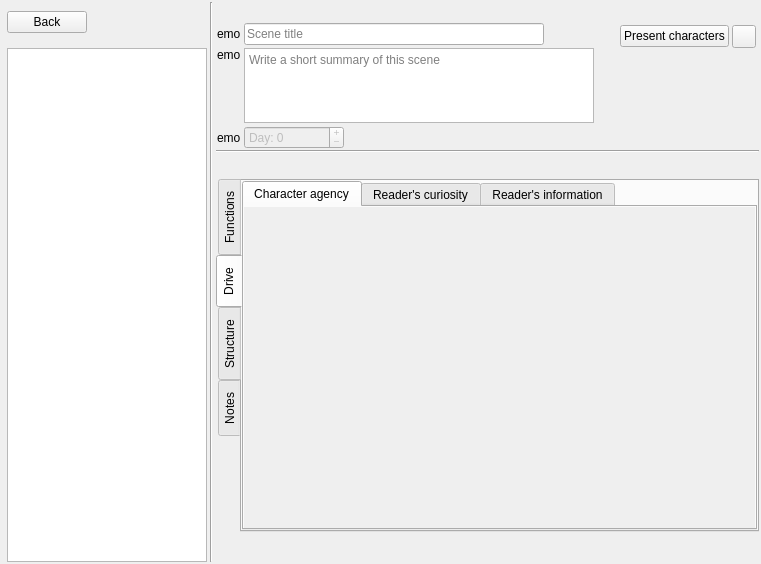
Above: ui/scene_editor.ui from zkovari/plotlyst before the change. Below: the same form after it.
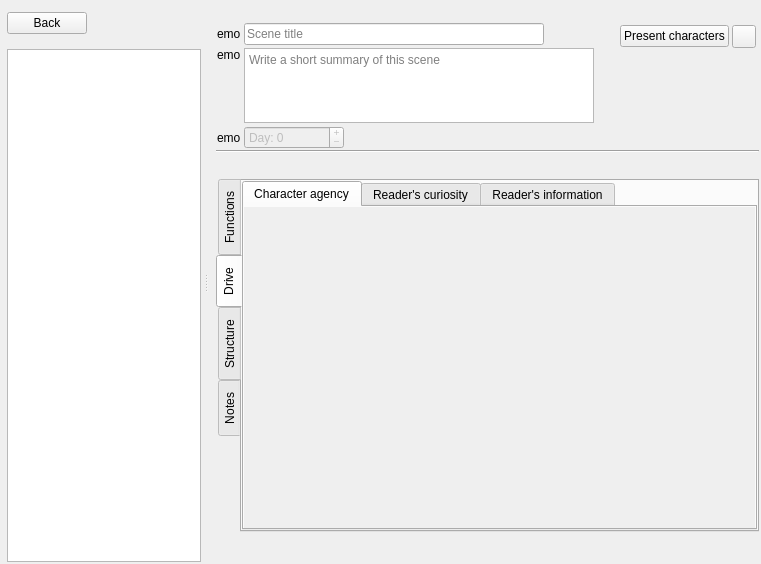
That is the form after the change. Custom widgets are drawn as their Qt base class.

Commit message: Add splitter to scene editor, closes #1068

The edit to the form file:
```diff
--- a/ui/scene_editor.ui
+++ b/ui/scene_editor.ui
@@ -13,9 +13,9 @@
   <property name="windowTitle">
    <string>Form</string>
   </property>
-  <layout class="QHBoxLayout" name="horizontalLayout_7">
+  <layout class="QVBoxLayout" name="verticalLayout_18">
    <property name="spacing">
-    <number>3</number>
+    <number>10</number>
    </property>
    <property name="leftMargin">
     <number>7</number>
@@ -30,12 +30,26 @@
     <number>2</number>
    </property>
    <item>
+    <widget class="QSplitter" name="splitter">
+     <property name="orientation">
+      <enum>Qt::Horizontal</enum>
+     </property>
+     <property name="handleWidth">
+      <number>10</number>
+     </property>
+     <property name="childrenCollapsible">
+      <bool>false</bool>
+     </property>
+     <property name="framed" stdset="0">
+      <bool>true</bool>
+     </property>
+     <widget class="QWidget" name="wdgSidebar" native="true">
     <layout class="QVBoxLayout" name="verticalLayout">
      <property name="spacing">
       <number>0</number>
      </property>
      <property name="topMargin">
-      <number>0</number>
+        <number>1</number>
      </property>
      <item>
       <layout class="QHBoxLayout" name="horizontalLayout_8">
@@ -105,31 +119,21 @@
          <verstretch>0</verstretch>
         </sizepolicy>
        </property>
-       <property name="maximumSize">
-        <size>
-         <width>250</width>
-         <height>16777215</height>
-        </size>
-       </property>
        <property name="focusPolicy">
         <enum>Qt::ClickFocus</enum>
        </property>
       </widget>
      </item>
     </layout>
-   </item>
-   <item>
-    <widget class="Line" name="line">
-     <property name="orientation">
-      <enum>Qt::Vertical</enum>
-     </property>
-    </widget>
-   </item>
-   <item>
+     </widget>
+     <widget class="QWidget" name="wdgEditor" native="true">
     <layout class="QVBoxLayout" name="verticalLayout_3">
      <property name="spacing">
       <number>0</number>
      </property>
+       <property name="leftMargin">
+        <number>5</number>
+       </property>
      <property name="topMargin">
       <number>20</number>
      </property>
@@ -959,6 +963,8 @@
       </widget>
      </item>
     </layout>
+     </widget>
+    </widget>
    </item>
   </layout>
  </widget>
```
Lines whose indentation alone changed are shown as unchanged. The commit also changes 2 other files.
